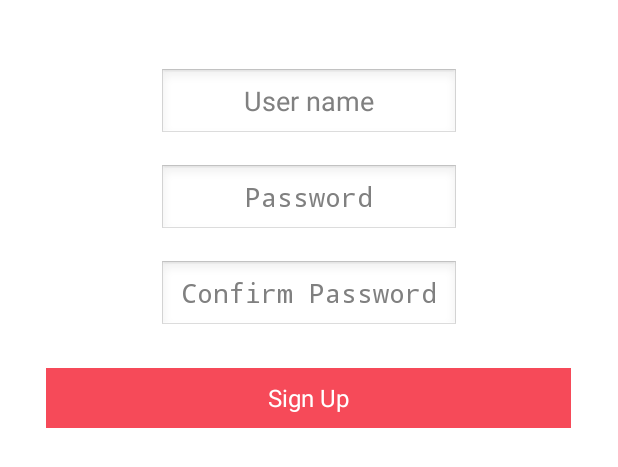
After one commit to nguyendinhtrieu1996/GameFrameWork, an Android app: the layout activity_register.xml on its own in the app's theme, with its tools: preview values and no code run, on a phone screen of 412 x 824 dp. The commit adds this screen. Shown: the top 467 px of the screen. Run offline under Robolectric (Android 15) with nearby library versions, the phone set to English and light mode, and no system bars.

Commit message:
Login Register

```diff
--- /dev/null
+++ b/GameFramework/app/src/main/java/com/example/dinhtrieu/gameframework/util/Config.java
@@ -0,0 +1,6 @@
+package com.example.dinhtrieu.gameframework.util;
+
+public class Config {
+    public static String baseAPI = "http://192.168.1.71:81/Game";
+    public static String host = "localhost:81";
+}
--- /dev/null
+++ b/GameFramework/app/src/main/res/layout/activity_register.xml
@@ -0,0 +1,51 @@
+<?xml version="1.0" encoding="utf-8"?>
+<LinearLayout xmlns:android="http://schemas.android.com/apk/res/android"
+    xmlns:app="http://schemas.android.com/apk/res-auto"
+    xmlns:tools="http://schemas.android.com/tools"
+    android:layout_width="match_parent"
+    android:layout_height="match_parent"
+    tools:context=".main.RegisterActivity"
+    android:background="@color/colorWhite"
+    android:orientation="vertical">
+
+    <EditText
+        android:id="@+id/edtRe_UserName"
+        android:layout_width="200dp"
+        android:layout_height="wrap_content"
+        android:layout_gravity="center_horizontal"
+        android:hint="User name"
+        android:textAlignment="center"
+        android:layout_marginTop="45dp"/>
+
+    <EditText
+        android:id="@+id/edtRe_Password"
+        android:layout_width="200dp"
+        android:layout_height="wrap_content"
+        android:layout_gravity="center_horizontal"
+        android:hint="Password"
+        android:textAlignment="center"
+        android:layout_marginTop="16dp"
+        android:inputType="textPassword"/>
+
+    <EditText
+        android:id="@+id/edtRe_ConfirmPassword"
+        android:layout_width="200dp"
+        android:layout_height="wrap_content"
+        android:layout_gravity="center_horizontal"
+        android:hint="Confirm Password"
+        android:textAlignment="center"
+        android:layout_marginTop="16dp"
+        android:inputType="textPassword"/>
+
+    <Button
+        android:id="@+id/btnRe_SignUp"
+        android:layout_width="350dp"
+        android:layout_height="40dp"
+        android:layout_gravity="center_horizontal"
+        android:layout_marginTop="24dp"
+        android:text="Sign Up"
+        android:background="@color/colorPrimary"
+        android:textSize="16dp"
+        android:textColor="@color/colorWhite"/>
+
+</LinearLayout>
--- a/GameFramework/app/src/main/res/values/colors.xml
+++ b/GameFramework/app/src/main/res/values/colors.xml
@@ -1,6 +1,7 @@
 <?xml version="1.0" encoding="utf-8"?>
 <resources>
-    <color name="colorPrimary">#3F51B5</color>
-    <color name="colorPrimaryDark">#303F9F</color>
-    <color name="colorAccent">#FF4081</color>
+    <color name="colorPrimary">#f64a59</color>
+    <color name="colorPrimaryDark">#f64a59</color>
+    <color name="colorAccent">#3773ff</color>
+    <color name="colorWhite">#ffffff</color>
 </resources>
--- /dev/null
+++ b/GameFramework/app/src/main/res/values/dimens.xml
@@ -0,0 +1,5 @@
+<resources>
+    <!-- Default screen margins, per the Android Design guidelines. -->
+    <dimen name="activity_horizontal_margin">16dp</dimen>
+    <dimen name="activity_vertical_margin">16dp</dimen>
+</resources>
```
Also changed, not shown: GameFramework/app/src/main/AndroidManifest.xml (+8 -3 lines), GameFramework/app/src/main/java/com/example/dinhtrieu/gameframework/businessmodel/Authentication.java (added, +43 -0 lines), GameFramework/app/src/main/java/com/example/dinhtrieu/gameframework/main/CheckLoginActivity.java (added, +28 -0 lines), GameFramework/app/src/main/java/com/example/dinhtrieu/gameframework/main/LoginActivity.java (added, +102 -0 lines), GameFramework/app/src/main/java/com/example/dinhtrieu/gameframework/main/RegisterActivity.java (added, +109 -0 lines), GameFramework/app/src/main/java/com/example/dinhtrieu/gameframework/model/TokenModel.java (added, +30 -0 lines), GameFramework/app/src/main/java/com/example/dinhtrieu/gameframework/network/HttpLogin.java (added, +103 -0 lines), GameFramework/app/src/main/java/com/example/dinhtrieu/gameframework/network/HttpRegister.java (added, +90 -0 lines), GameFramework/app/src/main/java/com/example/dinhtrieu/gameframework/util/HttpCallback.java (added, +8 -0 lines), GameFramework/app/src/main/java/com/example/dinhtrieu/gameframework/util/ToastUtil.java (added, +12 -0 lines), GameFramework/app/src/main/res/layout/activity_check_login.xml (added, +9 -0 lines), GameFramework/app/src/main/res/layout/activity_login.xml (added, +58 -0 lines), GameFramework/app/src/main/res/drawable/logo.png (added).
